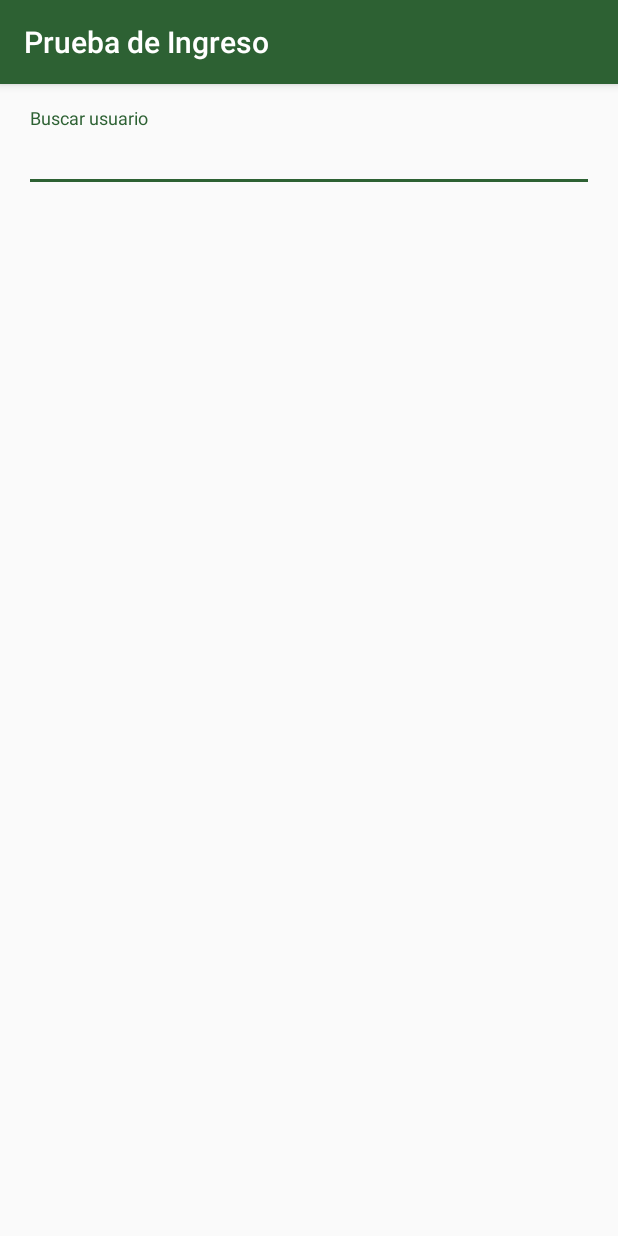
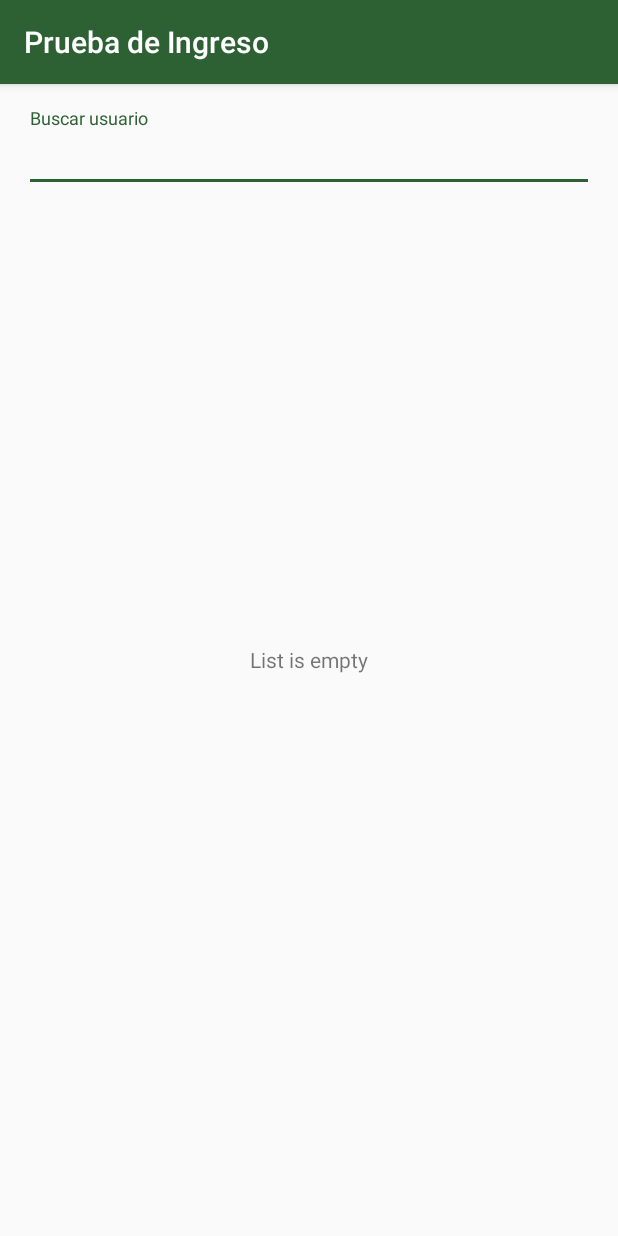
Before and after one commit to OscarSequeiros/UserAndPosts, an Android app: the screen it shows after launch (MainActivityKt), on a phone screen of 412 x 824 dp. Run offline under Robolectric (Android 15) with nearby library versions, the phone set to English and light mode, and no system bars; our stand-ins replace Dagger/Hilt's generated code, Room's generated code; 1 statement that could not run was skipped.

Commit message:
Implementing empty state

```diff
--- a/app/src/main/java/co/com/ceiba/mobile/pruebadeingreso/presentation/UsersViewModel.kt
+++ b/app/src/main/java/co/com/ceiba/mobile/pruebadeingreso/presentation/UsersViewModel.kt
@@ -17,7 +17,13 @@ class UsersViewModel @Inject constructor(
 
     fun getUsers(name: String): Flow<UsersUiState> {
         return getUsersByNameUseCase(name)
-                .map { users -> SuccessState(users) as UsersUiState }
+                .map { users ->
+                    if (users.isEmpty()) {
+                        EmptyState
+                    } else {
+                        SuccessState(users)
+                    }
+                }
                 .onStart { emit(LoadingState) }
                 .catch { error -> emit(ErrorState(error)) }
                 .flowOn(Dispatchers.IO)
--- a/app/src/main/java/co/com/ceiba/mobile/pruebadeingreso/view/MainActivityKt.kt
+++ b/app/src/main/java/co/com/ceiba/mobile/pruebadeingreso/view/MainActivityKt.kt
@@ -86,6 +86,7 @@ class MainActivityKt : AppCompatActivity() {
 
     private fun showElements(users: List<User>) {
         hideLoading()
+        binding.textEmpty.visibility = View.GONE
         adapter.users = users
     }
 
@@ -104,7 +105,8 @@ class MainActivityKt : AppCompatActivity() {
 
     private fun showEmpty() {
         hideLoading()
-        showToast(getString(R.string.list_is_empty), Toast.LENGTH_LONG)
+        adapter.users = emptyList()
+        binding.textEmpty.visibility = View.VISIBLE
     }
 
     private fun hideLoading() {
--- a/app/src/main/res/layout/activity_main.xml
+++ b/app/src/main/res/layout/activity_main.xml
@@ -9,8 +9,8 @@
         android:id="@+id/content"
         android:layout_width="match_parent"
         android:layout_height="wrap_content"
+        android:layout_marginLeft="@dimen/activity_horizontal_margin"
         android:layout_marginTop="@dimen/activity_vertical_margin"
-        android:layout_marginLeft="@dimen/activity_horizontal_margin"
         android:layout_marginRight="@dimen/activity_horizontal_margin"
         android:layout_marginBottom="@dimen/activity_vertical_margin"
         tools:ignore="UselessParent">
@@ -25,16 +25,16 @@
                 android:layout_width="match_parent"
                 android:layout_height="wrap_content"
                 android:hint="@string/edit_text_search"
-                android:inputType="textPersonName"/>
+                android:inputType="textPersonName" />
 
         </com.google.android.material.textfield.TextInputLayout>
 
         <androidx.recyclerview.widget.RecyclerView
             android:id="@+id/recyclerViewSearchResults"
-            android:layout_marginTop="@dimen/activity_vertical_margin"
             android:layout_width="match_parent"
             android:layout_height="match_parent"
-            android:layout_below="@id/textInputLayoutSearch"/>
+            android:layout_below="@id/textInputLayoutSearch"
+            android:layout_marginTop="@dimen/activity_vertical_margin" />
 
         <ProgressBar
             android:id="@+id/progress_loading"
@@ -45,6 +45,14 @@
             android:visibility="gone"
             tools:visibility="visible" />
 
+        <TextView
+            android:id="@+id/text_empty"
+            android:text="@string/list_is_empty"
+            android:layout_width="wrap_content"
+            android:layout_height="wrap_content"
+            android:layout_centerHorizontal="true"
+            android:layout_centerVertical="true" />
+
     </RelativeLayout>
 
 </LinearLayout>
```
